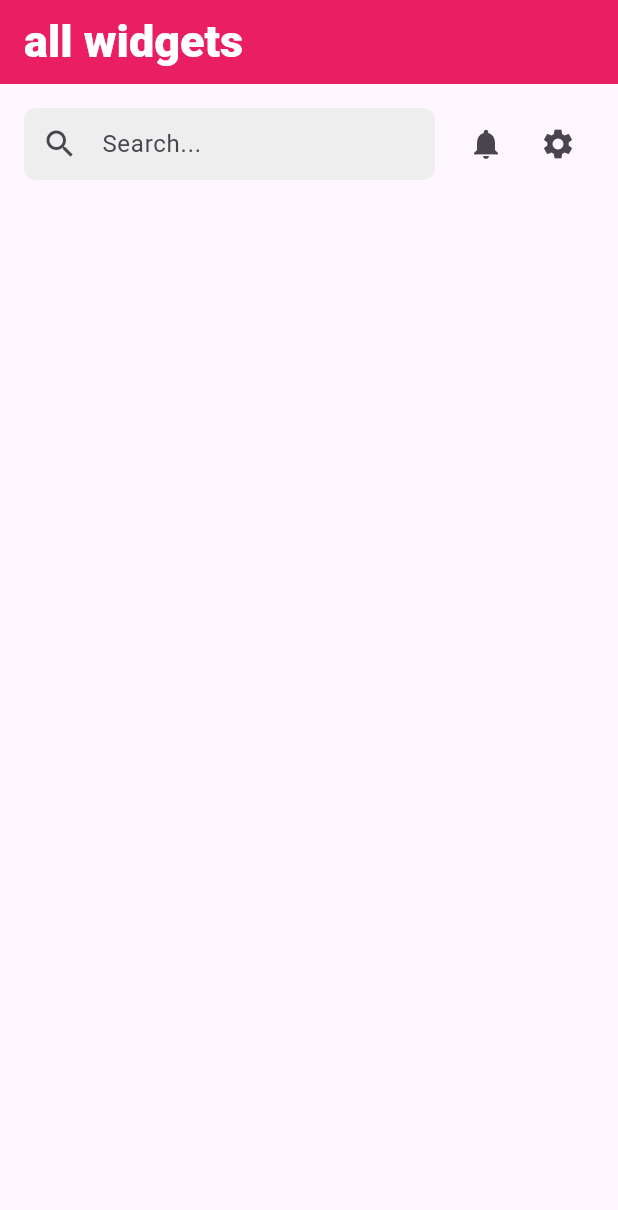
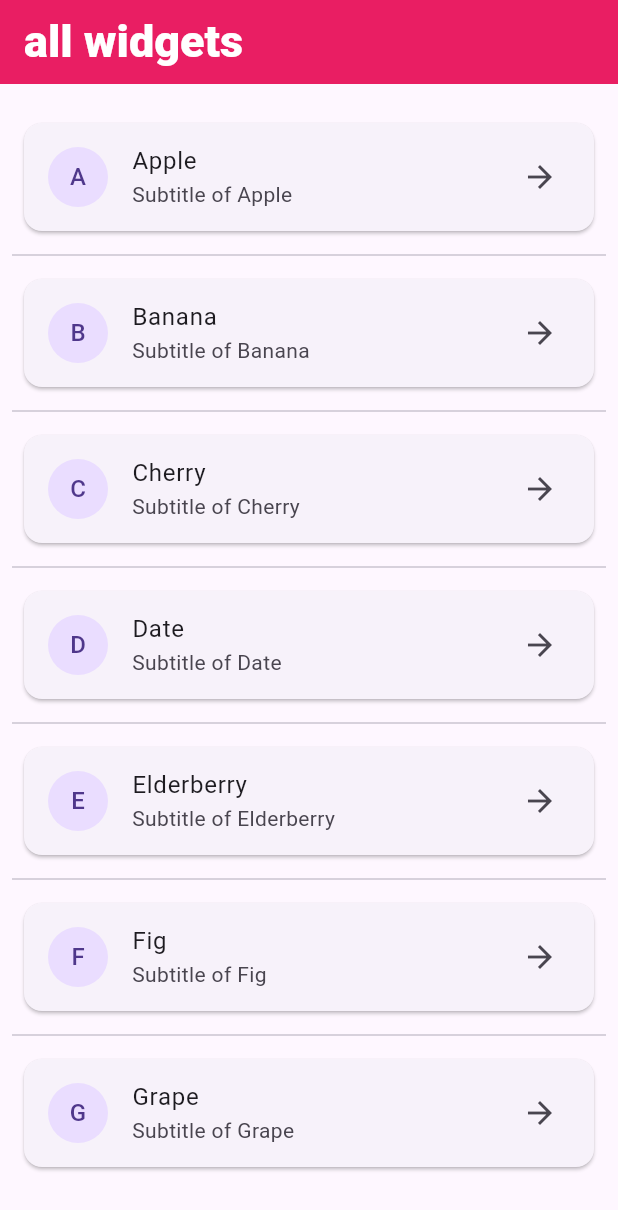
Before and after one commit to sohel7/Widgets-All, a Flutter app: the screen it shows after launch, on a phone screen of 412 x 824 dp. Shown: the top 1210 px of the screen. Run offline on Flutter 3.47's test engine with Material 3 defaults, Android fonts, the phone set to English and light mode, and no system bars.

Commit message:
first commit

```diff
--- /dev/null
+++ b/lib/all_widgetrs_store/list_view.dart
@@ -0,0 +1,89 @@
+import 'package:flutter/material.dart';
+
+class CustomListViewWidget extends StatelessWidget {
+  final List<String> items;
+  final Axis scrollDirection;
+  final bool reverse;
+  final EdgeInsetsGeometry padding;
+  final bool primary;
+  final ScrollPhysics? physics;
+  final bool shrinkWrap;
+  final double? itemExtent;
+  final Widget? separator;
+
+  const CustomListViewWidget({
+    super.key,
+    required this.items, // A list of items to display
+    this.scrollDirection = Axis.vertical, // Direction of the ListView (vertical/horizontal)
+    this.reverse = false, // Whether the ListView should reverse the order
+    this.padding = const EdgeInsets.all(8.0), // Padding around the ListView
+    this.primary = false, // Whether this is the primary scroll view
+    this.physics = const BouncingScrollPhysics(), // Scroll physics like bouncing or clamping
+    this.shrinkWrap = false, // Whether to shrink wrap the ListView
+    this.itemExtent, // Fixed extent (height/width) for each item
+    this.separator, // Optional separator widget between items
+  });
+
+  @override
+  Widget build(BuildContext context) {
+    if (items.isEmpty) {
+      return const Center(
+        child: Text(
+          'No items available',
+          style: TextStyle(fontSize: 18, color: Colors.grey),
+        ),
+      );
+    }
+
+    if (separator != null) {
+      return ListView.separated(
+        scrollDirection: scrollDirection,
+        reverse: reverse,
+        padding: padding,
+        primary: primary,
+        physics: physics,
+        shrinkWrap: shrinkWrap,
+        itemCount: items.length,
+        itemBuilder: (context, index) {
+          return _buildListItem(context, index);
+        },
+        separatorBuilder: (context, index) {
+          return separator!;
+        },
+      );
+    }
+
+    return ListView.builder(
+      scrollDirection: scrollDirection,
+      reverse: reverse,
+      padding: padding,
+      primary: primary,
+      physics: physics,
+      shrinkWrap: shrinkWrap,
+      itemCount: items.length,
+      itemExtent: itemExtent,
+      itemBuilder: (context, index) {
+        return _buildListItem(context, index);
+      },
+    );
+  }
+
+  Widget _buildListItem(BuildContext context, int index) {
+    return Card(
+      margin: const EdgeInsets.all(8.0),
+      child: ListTile(
+        leading: CircleAvatar(
+          child: Text(items[index][0]), // Displaying the first letter of the item
+        ),
+        title: Text(items[index]), // Displaying the item
+        subtitle: Text('Subtitle of ${items[index]}'),
+        trailing: const Icon(Icons.arrow_forward),
+        onTap: () {
+          ScaffoldMessenger.of(context).showSnackBar(
+            SnackBar(content: Text('${items[index]} tapped!')),
+          );
+        },
+      ),
+    );
+  }
+}
--- a/lib/main.dart
+++ b/lib/main.dart
@@ -2,10 +2,12 @@
 import 'package:flutter/material.dart';
 
 import 'all_widgetrs_store/column_file.dart';
+import 'all_widgetrs_store/list_view.dart';
 import 'all_widgetrs_store/rich_text_custome.dart';
 import 'all_widgetrs_store/row_file.dart';
 import 'all_widgetrs_store/scrollable_widget.dart';
 import 'all_widgetrs_store/search_box_custom.dart';
+import 'all_widgetrs_store/stack_widget.dart';
 
 
 void main() {
@@ -22,13 +24,27 @@ class MyApp extends StatelessWidget {
       title: 'Flutter Demo',
       theme: ThemeData(
       ),
-      home:  const MyHomePage(),
+      home:   MyHomePage(),
     );
   }
 }
 
 class MyHomePage extends StatelessWidget {
-  const MyHomePage({super.key});
+   MyHomePage({super.key});
+
+  final List<String> dummyItems = [
+    'Apple',
+    'Banana',
+    'Cherry',
+    'Date',
+    'Elderberry',
+    'Fig',
+    'Grape'
+  ];
+
+
+
+
   @override
   Widget build(BuildContext context) {
     return Scaffold(
@@ -45,19 +61,32 @@ class MyHomePage extends StatelessWidget {
       //      child: CustomSearchWidget()
       //   ),
       // )
-      body: const Column(
+      body:
+      Column(
         children: [
           Center(
             child: Padding(
-              padding: EdgeInsets.all(8.0),
+              padding: const EdgeInsets.all(8.0),
               // All WIDGET ADDED HERE
-              child: CustomSearchWidget(),
-              //CustomRichText(),
-              //ProfileWidget()
+              child: CustomListViewWidget(
+                items: dummyItems, // Passing the list of items
+                scrollDirection: Axis.vertical, // Scrolling direction
+                reverse: false, // Do not reverse the order
+                padding: const EdgeInsets.symmetric(vertical: 10), // Custom padding
+                primary: true, // Set as the primary scroll view
+                physics: const ClampingScrollPhysics(), // Scroll physics
+                shrinkWrap: true, // Wrap the ListView to its contents
+                itemExtent: 80.0, // Fixed height for each item
+                separator: const Divider(), // Adding a divider between items
+              ),
+              )
+              //CustomStackWidget()
+              // CustomSearchWidget(),
+             // CustomRichText(),
+             // ProfileWidget()
               //CustomRowWidget(),
-             //   ScrollableWidget()
+              //  ScrollableWidget()
             ),
-          ),
         ],
       ),
     );
```
Also changed, not shown: lib/all_widgetrs_store/stack_widget.dart (added, +53 -0 lines).
